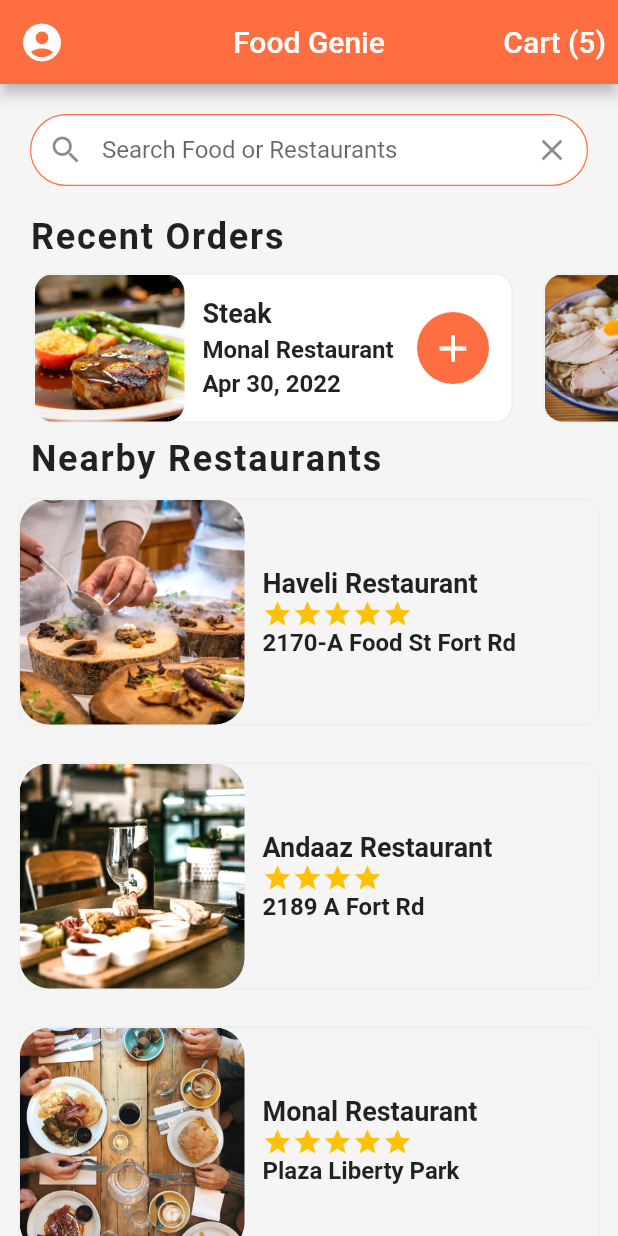
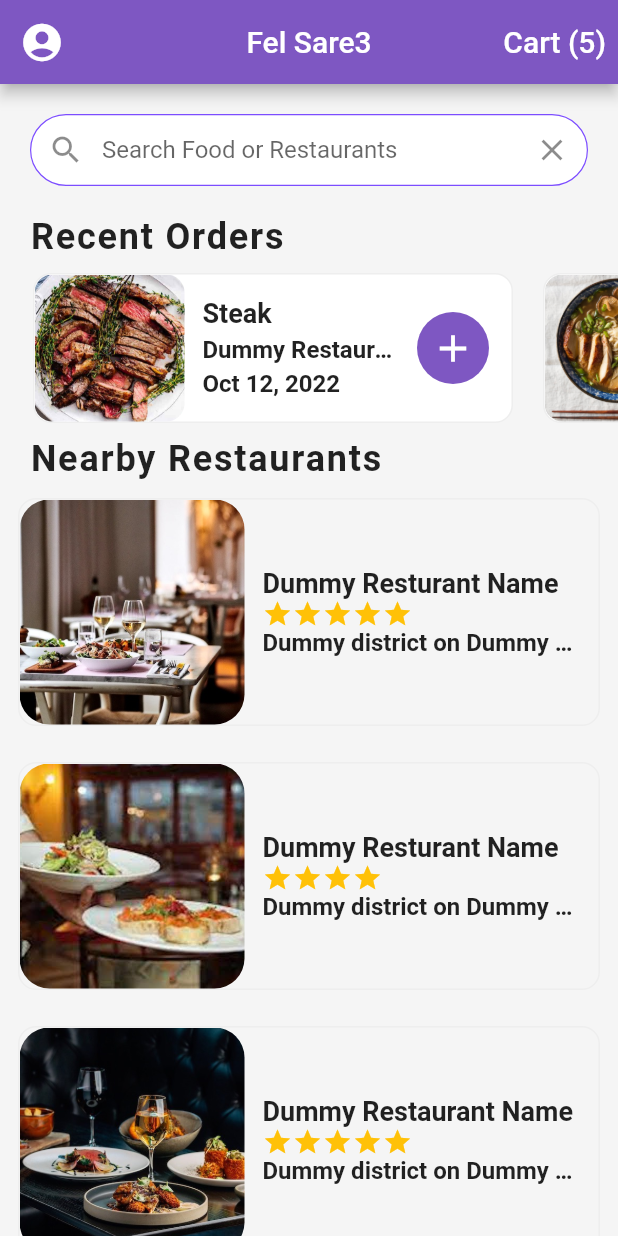
Before and after one commit to eyadamir19/Food-delivery-, a Flutter app: the screen it shows after launch, on a phone screen of 412 x 824 dp. Run offline on Flutter 3.47's test engine with Material 2 defaults, Android fonts, the phone set to English and light mode, and no system bars; drawn by our look-alikes of flutter_rating_bar.

Commit message:
Further changes

```diff
--- a/lib/data/data.dart
+++ b/lib/data/data.dart
@@ -6,35 +6,35 @@ import 'package:_food_delivery_ui_practice/models/restaurant.dart';
 import 'package:_food_delivery_ui_practice/models/user.dart';
 
 final _burrito =
-    Food(imageUrl: "assets/images/burrito.jpg", name: "Burrito", price: 8.99);
+    Food(imageUrl: "assets/images/burrito.jpg", name: "Burrito", price: 20);
 
 final _steak =
-    Food(imageUrl: "assets/images/steak.jpg", name: "Steak", price: 17.99);
+    Food(imageUrl: "assets/images/steak.jpg", name: "Steak", price: 100);
 
 final _pasta =
-    Food(imageUrl: "assets/images/pasta.jpg", name: "Pasta", price: 14.99);
+    Food(imageUrl: "assets/images/pasta.jpg", name: "Pasta", price: 50);
 
 final _ramen =
-    Food(imageUrl: "assets/images/ramen.jpg", name: "Ramen", price: 13.99);
+    Food(imageUrl: "assets/images/ramen.jpg", name: "Ramen", price: 30);
 
 final _pancakes =
-    Food(imageUrl: "assets/images/pancakes.jpg", name: "Pancakes", price: 9.99);
+    Food(imageUrl: "assets/images/pancakes.jpg", name: "Pancakes", price: 15);
 
 final _burger =
-    Food(imageUrl: "assets/images/burger.jpg", name: "Burger", price: 14.99);
+    Food(imageUrl: "assets/images/burger.jpg", name: "Burger", price: 90);
 
 final _pizza =
-    Food(imageUrl: "assets/images/pizza.jpg", name: "Pizza", price: 11.99);
+    Food(imageUrl: "assets/images/pizza.jpg", name: "Pizza", price: 80);
 
 final _salmon = Food(
-    imageUrl: "assets/images/salmon.jpg", name: "Salmon Salad", price: 12.99);
+    imageUrl: "assets/images/salmon.jpg", name: "Salmon Salad", price: 45);
 
 // Restaurants
 
 final _restaurant0 = Restaurant(
     imageUrl: "assets/images/restaurant0.jpg",
-    name: "Haveli Restaurant",
-    address: "2170-A Food St Fort Rd",
+    name: "Dummy Resturant Name",
+    address: "Dummy district on Dummy street",
     rating: 5,
     menu: [
       _burrito,
@@ -49,29 +49,29 @@ final _restaurant0 = Restaurant(
 
 final _restaurant1 = Restaurant(
     imageUrl: "assets/images/restaurant1.jpg",
-    name: "Andaaz Restaurant",
-    address: "2189 A Fort Rd",
+    name: "Dummy Resturant Name",
+    address: "Dummy district on Dummy street",
     rating: 4.1,
     menu: [_steak, _pasta, _ramen, _pancakes, _burger, _pizza]);
 
 final _restaurant2 = Restaurant(
     imageUrl: "assets/images/restaurant2.jpg",
-    name: "Monal Restaurant",
-    address: "Plaza Liberty Park",
+    name: "Dummy Restaurant Name",
+    address: "Dummy district on Dummy street",
     rating: 5,
     menu: [_steak, _pasta, _pancakes, _burger, _pizza, _salmon]);
 
 final _restaurant3 = Restaurant(
     imageUrl: "assets/images/restaurant3.jpg",
-    name: "Spice Bazaar",
-    address: "T-01, Off MM Alam Road",
+    name: "Dummy Resturant Name",
+    address: "Dummy district on Dummy street",
     rating: 4.3,
     menu: [_burger, _steak, _burger, _pizza, _salmon]);
 
 final _restaurant4 = Restaurant(
     imageUrl: "assets/images/restaurant4.jpg",
-    name: "Cooco's Den",
-    address: "2168/A Food St Fort Rd",
+    name: "Dummy Resturant Name",
+    address: "Dummy district on Dummy street",
     rating: 4.0,
     menu: [_burger, _ramen, _pancakes, _salmon]);
 
@@ -87,56 +87,56 @@ final List<Restaurant> restaurants = [
 
 // User
 
-final currentUser = User(name: "Zeeshan Ahmed", orders: [
+final currentUser = User(name: "Hazem Abou el fadl", orders: [
   Order(
       restaurant: _restaurant2,
       food: _steak,
-      date: "Apr 30, 2022",
+      date: "Oct 12, 2022",
       quantity: 1),
   Order(
       restaurant: _restaurant0,
       food: _ramen,
-      date: "Apr 28, 2022",
+      date: "Oct 12, 2022",
       quantity: 3),
   Order(
       restaurant: _restaurant1,
       food: _burrito,
-      date: "Apr 30, 2022",
+      date: "Oct 12, 2022",
       quantity: 2),
   Order(
       restaurant: _restaurant3,
       food: _salmon,
-      date: "Apr 30, 2022",
+      date: "Oct 12, 2022",
       quantity: 1),
   Order(
       restaurant: _restaurant4,
       food: _pancakes,
-      date: "Apr 30, 2022",
+      date: "Oct 12, 2022",
       quantity: 1)
 ], cart: [
   Order(
       restaurant: _restaurant2,
       food: _burger,
-      date: "Apr 29, 2022",
+      date: "Oct 10, 2022",
       quantity: 2),
   Order(
       restaurant: _restaurant2,
       food: _pasta,
-      date: "Apr 30, 2022",
+      date: "Oct 12, 2022",
       quantity: 1),
   Order(
       restaurant: _restaurant3,
       food: _salmon,
-      date: "Apr 30, 2022",
+      date: "Oct 12, 2022",
       quantity: 1),
   Order(
       restaurant: _restaurant4,
       food: _pancakes,
-      date: "Apr 29, 2022",
+      date: "Oct 10, 2022",
       quantity: 3),
   Order(
       restaurant: _restaurant1,
       food: _burrito,
-      date: "Apr 30, 2022",
+      date: "Oct 12, 2022",
       quantity: 2)
 ]);
--- a/lib/main.dart
+++ b/lib/main.dart
@@ -6,9 +6,4 @@ void main() {
     debugShowCheckedModeBanner: false,
     home: HomeScreen(),
   ));
-  //eyad amir
-  // bassem
-  /////////////
-  //////////////\
-  ////////////////
 }
--- a/lib/screens/home_screen.dart
+++ b/lib/screens/home_screen.dart
@@ -20,8 +20,8 @@ class _HomeScreenState extends State<HomeScreen> {
     return Scaffold(
       backgroundColor: Colors.grey[100],
       appBar: AppBar(
-        title: const Text("Food Genie"),
-        backgroundColor: Colors.deepOrangeAccent,
+        title: const Text("Fel Sare3"),
+        backgroundColor: Colors.deepPurple.shade400,
         centerTitle: true,
         leading: IconButton(
             onPressed: () {}, icon: const Icon(Icons.account_circle, size: 30)),
@@ -50,7 +50,7 @@ class _HomeScreenState extends State<HomeScreen> {
                   enabledBorder: OutlineInputBorder(
                       borderRadius: BorderRadius.circular(30),
                       borderSide: const BorderSide(
-                          width: 0.8, color: Colors.deepOrangeAccent)),
+                          width: 0.8, color: Colors.deepPurpleAccent)),
                   hintText: "Search Food or Restaurants",
                   prefixIcon: const Icon(Icons.search),
                   suffixIcon: IconButton(
--- a/lib/widgets/recent_order.dart
+++ b/lib/widgets/recent_order.dart
@@ -99,7 +99,7 @@ class RecentOrders extends StatelessWidget {
             margin: const EdgeInsets.only(right: 15),
             width: 48,
             decoration: BoxDecoration(
-                color: Colors.deepOrangeAccent,
+                color: Colors.deepPurple.shade400,
                 borderRadius: BorderRadius.circular(30)),
             child: IconButton(
                 onPressed: () {},
```
Also changed, not shown: lib/screens/cart_screen.dart (+6 -6 lines), lib/screens/restaurant_screen.dart (+6 -6 lines), assets/images/burger.jpg, assets/images/burrito.jpg, assets/images/pancakes.jpg, assets/images/pasta.jpg, assets/images/pizza.jpg, assets/images/ramen.jpg, assets/images/restaurant0.jpg, assets/images/restaurant1.jpg, assets/images/restaurant2.jpg, assets/images/restaurant3.jpg, assets/images/restaurant4.jpg, assets/images/salmon.jpg, 1 more files, 3 other files.
